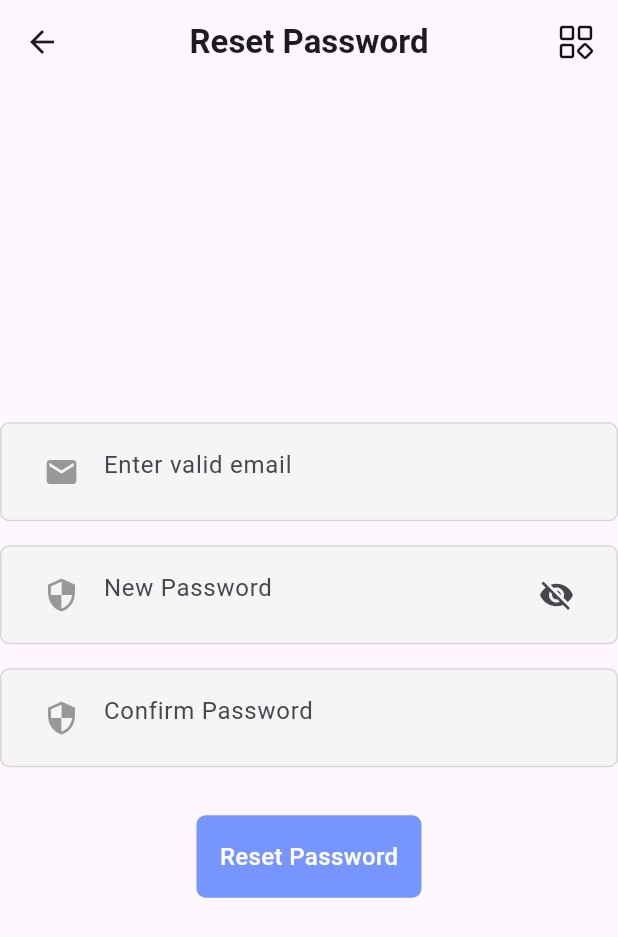
After one commit to digigoldbook/dg-mb-app, a Flutter app: the ResetPasswordPage screen opened directly, on a phone screen of 412 x 824 dp. The commit adds this screen. Shown: the top 937 px of the screen. Run offline on Flutter 3.47's test engine with Material 3 defaults, Android fonts, the phone set to English and light mode, and no system bars; our stand-ins replace animated_bottom_navigation_bar, avatar_glow, dio, easy_stepper, equatable, flutter_bloc and 9 more; accounts and stored records are empty.

Commit message:
Reset Password

```diff
--- /dev/null
+++ b/lib/auth/reset_password/bloc/reset_password_bloc.dart
@@ -0,0 +1,34 @@
+import 'package:flutter_bloc/flutter_bloc.dart';
+import 'package:equatable/equatable.dart';
+
+import '../services/reset_password_service.dart';
+
+part 'reset_password_event.dart';
+part 'reset_password_state.dart';
+
+class ResetPasswordBloc extends Bloc<ResetPasswordEvent, ResetPasswordState> {
+  ResetPasswordBloc() : super(ResetPasswordInitial()) {
+    on<ResetPasswordSubmitted>((event, emit) async {
+      emit(ResetPasswordLoading());
+      try {
+        final Map<String, dynamic> body = {
+          'newPassword': event.password,
+          'confirmPassword': event.confirmPassword,
+        };
+        final response = await resetPasswordService(
+          params: {
+            'email': event.email,
+          },
+          data: body,
+        );
+        if (response.statusCode == 200) {
+          emit(ResetPasswordSuccess());
+        } else {
+          emit(const ResetPasswordFailure(error: 'Failed to reset password'));
+        }
+      } catch (error) {
+        emit(ResetPasswordFailure(error: '$error'));
+      }
+    });
+  }
+}
--- /dev/null
+++ b/lib/auth/reset_password/bloc/reset_password_event.dart
@@ -0,0 +1,20 @@
+part of 'reset_password_bloc.dart';
+
+sealed class ResetPasswordEvent extends Equatable {
+  const ResetPasswordEvent();
+
+  @override
+  List<Object> get props => [];
+}
+
+class ResetPasswordSubmitted extends ResetPasswordEvent {
+  final String email;
+  final String password;
+  final String confirmPassword;
+
+  const ResetPasswordSubmitted({
+    required this.email,
+    required this.password,
+    required this.confirmPassword,
+  });
+}
--- /dev/null
+++ b/lib/auth/reset_password/bloc/reset_password_state.dart
@@ -0,0 +1,24 @@
+part of 'reset_password_bloc.dart';
+
+sealed class ResetPasswordState extends Equatable {
+  const ResetPasswordState();
+
+  @override
+  List<Object> get props => [];
+}
+
+final class ResetPasswordInitial extends ResetPasswordState {}
+
+class ResetPasswordLoading extends ResetPasswordState {}
+
+class ResetPasswordSuccess extends ResetPasswordState {}
+
+class ResetPasswordFailure extends ResetPasswordState {
+  final String error;
+
+  const ResetPasswordFailure({
+    required this.error,
+  });
+  @override
+  List<Object> get props => [error];
+}
--- /dev/null
+++ b/lib/auth/reset_password/pages/reset_password_page.dart
@@ -0,0 +1,103 @@
+import 'package:flutter/material.dart';
+import 'package:flutter_bloc/flutter_bloc.dart';
+import 'package:gap/gap.dart';
+
+import '../../../components/config/app_icons.dart';
+import '../../../components/utils/toast_utils.dart';
+import '../../../components/widget/app_bar.dart';
+import '../../../components/widget/btn_widget.dart';
+import '../../../components/widget/text_field_widget.dart';
+import '../bloc/reset_password_bloc.dart';
+
+class ResetPasswordPage extends StatefulWidget {
+  const ResetPasswordPage({super.key});
+
+  @override
+  State<ResetPasswordPage> createState() => _ResetPasswordPageState();
+}
+
+class _ResetPasswordPageState extends State<ResetPasswordPage> {
+  final TextEditingController _email = TextEditingController();
+  final TextEditingController _password = TextEditingController();
+  final TextEditingController _confirmPassword = TextEditingController();
+  bool _isHidden = true;
+
+  @override
+  Widget build(BuildContext context) {
+    return Scaffold(
+      appBar: customAppBar(title: "Reset Password"),
+      body: BlocListener<ResetPasswordBloc, ResetPasswordState>(
+        listener: (context, state) {
+          if (state is ResetPasswordLoading) {
+            showToast("Reseting Password");
+          } else if (state is ResetPasswordSuccess) {
+            showToast("Password reset successful");
+          } else if (state is ResetPasswordFailure) {
+            showToast(state.error);
+          }
+        },
+        child: Column(
+          mainAxisAlignment: MainAxisAlignment.center,
+          children: [
+            TextFieldWidget(
+              controller: _email,
+              inputType: TextInputType.emailAddress,
+              hintText: "Enter valid email",
+              prefixIcon: AppIcons.instance.email,
+            ),
+            const Gap(16),
+            TextFieldWidget(
+              isObscureText: _isHidden,
+              controller: _password,
+              inputType: TextInputType.visiblePassword,
+              hintText: "New Password",
+              prefixIcon: AppIcons.instance.security,
+              suffix: IconButton(
+                onPressed: () => setState(() {
+                  _isHidden = !_isHidden;
+                }),
+                icon: Icon(
+                  _isHidden
+                      ? AppIcons.instance.visibility_off
+                      : AppIcons.instance.visibility,
+                ),
+              ),
+            ),
+            const Gap(16),
+            TextFieldWidget(
+              controller: _confirmPassword,
+              inputType: TextInputType.visiblePassword,
+              hintText: "Confirm Password",
+              prefixIcon: AppIcons.instance.security,
+            ),
+            const Gap(8 * 4),
+            BtnWidget(
+              btnText: "Reset Password",
+              onTap: () {
+                if (_password.text == _confirmPassword.text) {
+                  context.read<ResetPasswordBloc>().add(
+                        ResetPasswordSubmitted(
+                          email: _email.text,
+                          password: _password.text,
+                          confirmPassword: _confirmPassword.text,
+                        ),
+                      );
+                } else {
+                  showToast("Password do not match!");
+                }
+              },
+            ),
+          ],
+        ),
+      ),
+    );
+  }
+
+  @override
+  void dispose() {
+    _email.dispose();
+    _password.dispose();
+    _confirmPassword.dispose();
+    super.dispose();
+  }
+}
--- a/lib/auth/sign_in/widgets/sign_in_form.dart
+++ b/lib/auth/sign_in/widgets/sign_in_form.dart
@@ -1,6 +1,8 @@
 import 'package:flutter/material.dart';
+import 'package:flutter_application_1/components/widget/txt_widget.dart';
 import 'package:flutter_bloc/flutter_bloc.dart';
 import 'package:gap/gap.dart';
+import 'package:go_router/go_router.dart';
 
 import '../../../components/animation/fade_animation.dart';
 import '../../../components/widget/btn_widget.dart';
@@ -93,6 +95,13 @@ class _SignInFormState extends State<SignInForm> with TickerProviderStateMixin {
               ),
             ),
           ),
+          TextButton(
+            onPressed: () => context.pushNamed("reset-password"),
+            child: const TxtWidget(
+              strText: "Forgot Password",
+              style: TxtStyle.rg,
+            ),
+          ),
           const Gap(24),
           FadeTransition(
             opacity: _buttonFadeAnimation.animation,
@@ -105,19 +114,10 @@ class _SignInFormState extends State<SignInForm> with TickerProviderStateMixin {
                         password: _password.text,
                       ),
                     );
-                //context.pushReplacementNamed("auth-screen");
               },
               width: double.infinity,
             ),
           ),
-          // FadeTransition(
-          //   opacity: _buttonFadeAnimation.animation,
-          //   child: BtnWidget(
-          //     btnText: "Sign in",
-          //     onTap: () => context.pushReplacementNamed("main"),
-          //     width: double.infinity,
-          //   ),
-          // ),
         ],
       ),
     );
--- a/lib/components/config/app_icons.dart
+++ b/lib/components/config/app_icons.dart
@@ -15,4 +15,8 @@ class AppIcons {
   final IconData locationCity = Icons.location_city;
   final IconData number = Icons.numbers;
   final IconData phone = Icons.phone;
+  final IconData email = Icons.mail;
+  final IconData security = Icons.security;
+  final IconData visibility = Icons.visibility;
+  final IconData visibility_off = Icons.visibility_off;
 }
--- a/lib/components/config/app_routes.dart
+++ b/lib/components/config/app_routes.dart
@@ -1,6 +1,7 @@
 import 'package:go_router/go_router.dart';
 
 import '../../auth/auth_page.dart';
+import '../../auth/reset_password/pages/reset_password_page.dart';
 import '../../auth/sign_in/pages/sign_in_page.dart';
 import '../../auth/sign_up/pages/sign_up_page.dart';
 import '../../main_screen/pages/main_page.dart';
@@ -41,6 +42,11 @@ final GoRouter appRoutes = GoRouter(
       path: '/sign-up',
       name: "sign-up",
       builder: (context, state) => const SignUpPage(),
+    ),
+    GoRoute(
+      path: '/reset-password',
+      name: "reset-password",
+      builder: (context, state) => const ResetPasswordPage(),
     ),
     GoRoute(
       path: '/percentage-converter',
```
Also changed, not shown: lib/auth/reset_password/services/reset_password_service.dart (added, +20 -0 lines), lib/components/utils/app_service.dart (+16 -0 lines).
